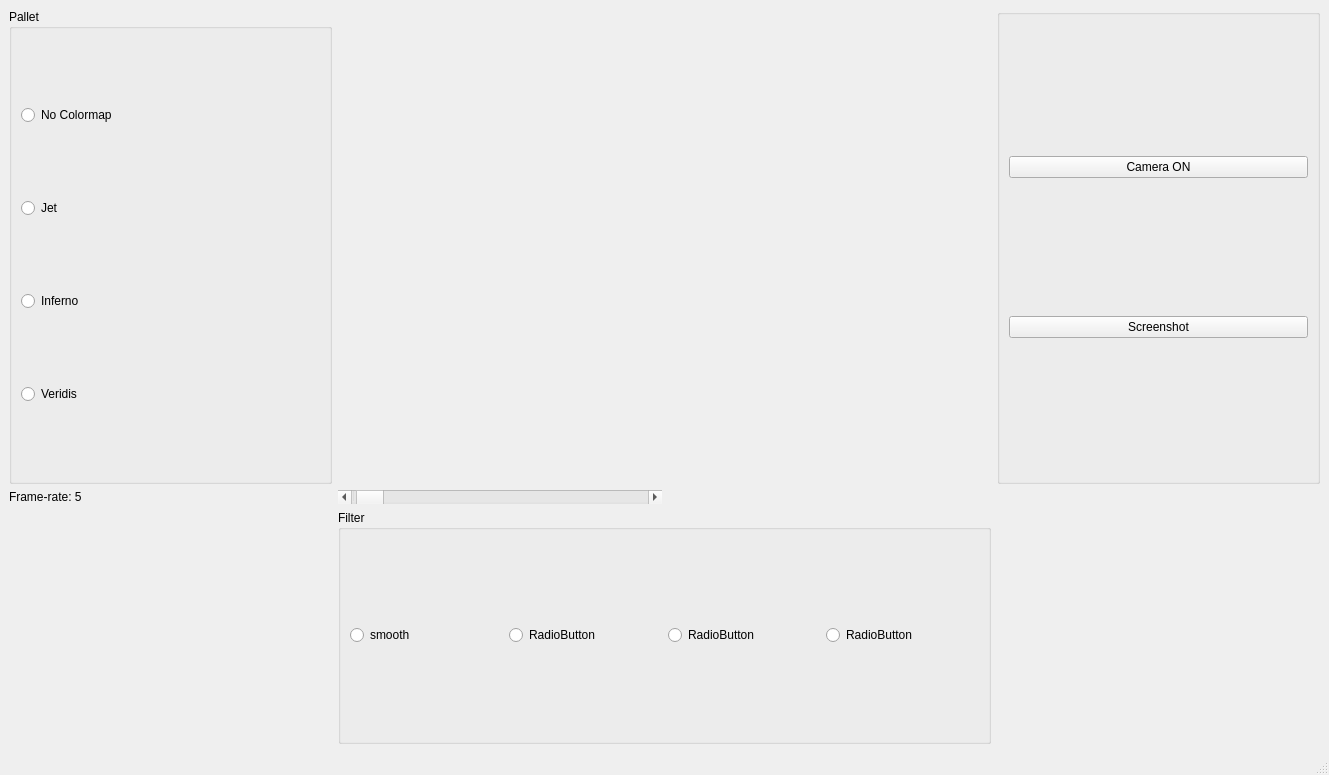
This is mainwindow.ui in silk1100/camera-viewer as Qt 5 draws it before an edit. The edited form follows.
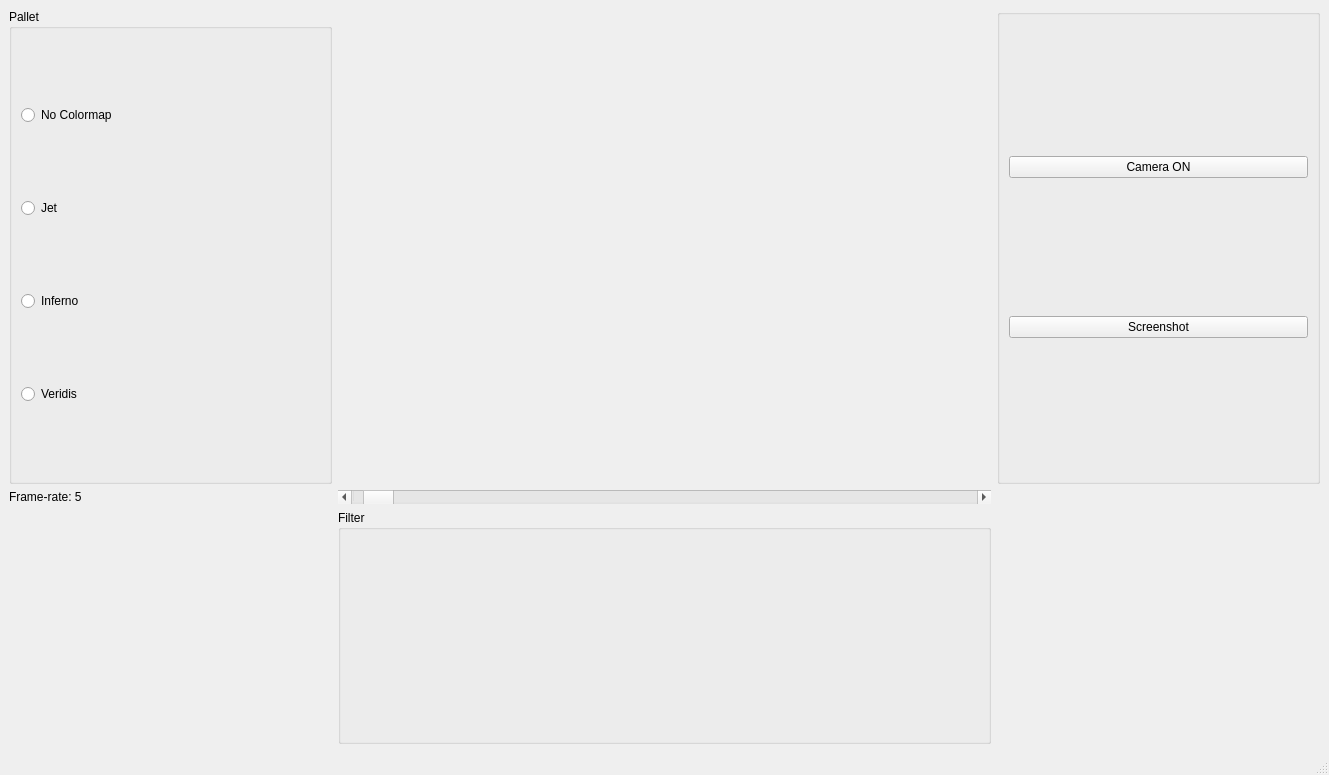
This is the edited form. Icons and pictures are not drawn.

The edit to the form file:
```diff
--- a/mainwindow.ui
+++ b/mainwindow.ui
@@ -75,36 +75,7 @@
       <property name="title">
        <string>Filter</string>
       </property>
-      <layout class="QHBoxLayout" name="horizontalLayout">
-       <item>
-        <widget class="QRadioButton" name="rdbtn_smooth">
-         <property name="text">
-          <string>smooth</string>
-         </property>
-        </widget>
-       </item>
-       <item>
-        <widget class="QRadioButton" name="radioButton_5">
-         <property name="text">
-          <string>RadioButton</string>
-         </property>
-        </widget>
-       </item>
-       <item>
-        <widget class="QRadioButton" name="radioButton_7">
-         <property name="text">
-          <string>RadioButton</string>
-         </property>
-        </widget>
-       </item>
-       <item>
-        <widget class="QRadioButton" name="radioButton_6">
-         <property name="text">
-          <string>RadioButton</string>
-         </property>
-        </widget>
-       </item>
-      </layout>
+      <layout class="QHBoxLayout" name="horizontalLayout"/>
      </widget>
     </item>
     <item row="1" column="1">
@@ -114,22 +85,6 @@
       </property>
      </widget>
     </item>
-    <item row="2" column="1">
-     <widget class="QScrollBar" name="hrScrl_timer">
-      <property name="minimum">
-       <number>1</number>
-      </property>
-      <property name="maximum">
-       <number>200</number>
-      </property>
-      <property name="value">
-       <number>5</number>
-      </property>
-      <property name="orientation">
-       <enum>Qt::Horizontal</enum>
-      </property>
-     </widget>
-    </item>
     <item row="0" column="0" rowspan="2">
      <widget class="QGroupBox" name="groupBox">
       <property name="styleSheet">
@@ -174,6 +129,22 @@
       </layout>
      </widget>
     </item>
+    <item row="2" column="1" colspan="2">
+     <widget class="QScrollBar" name="hrScrl_timer">
+      <property name="minimum">
+       <number>1</number>
+      </property>
+      <property name="maximum">
+       <number>200</number>
+      </property>
+      <property name="value">
+       <number>5</number>
+      </property>
+      <property name="orientation">
+       <enum>Qt::Horizontal</enum>
+      </property>
+     </widget>
+    </item>
    </layout>
   </widget>
   <widget class="QMenuBar" name="menubar">
```
Left out of the diff: 8 changed lines with no effect on the pictures.
